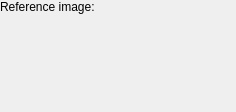
Before: the Qt Designer form krita/plugins/filters/fastcolortransfer/wdgfastcolortransfer.ui in KDE/krita, drawn with Qt 5.
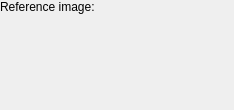
After: the same form once the commit is applied. Custom widgets are drawn as their Qt base class.

Commit message: Changed the UI which contains labels and textfields into QFormLayout to set alignment issues

What changed in the file:
```diff
--- a/krita/plugins/filters/fastcolortransfer/wdgfastcolortransfer.ui
+++ b/krita/plugins/filters/fastcolortransfer/wdgfastcolortransfer.ui
@@ -1,32 +1,29 @@
 <ui version="4.0" >
  <class>WdgFastColorTransfer</class>
- <widget class="QWidget" name="WdgFastColorTransfer" >
-  <property name="geometry" >
+ <widget class="QWidget" name="WdgFastColorTransfer">
+  <property name="geometry">
    <rect>
     <x>0</x>
     <y>0</y>
-    <width>236</width>
-    <height>112</height>
+    <width>234</width>
+    <height>110</height>
    </rect>
   </property>
-  <layout class="QVBoxLayout" >
-   <property name="margin" >
-    <number>0</number>
-   </property>
-   <property name="spacing" >
+  <layout class="QVBoxLayout">
+   <property name="spacing">
     <number>6</number>
    </property>
+   <property name="margin">
+    <number>0</number>
+   </property>
    <item>
-    <layout class="QHBoxLayout" >
-     <property name="margin" >
+    <layout class="QFormLayout" name="formLayout">
+     <property name="margin">
       <number>0</number>
      </property>
-     <property name="spacing" >
-      <number>6</number>
-     </property>
-     <item>
-      <widget class="QLabel" name="label1" >
-       <property name="text" >
+     <item row="0" column="0">
+      <widget class="QLabel" name="label1">
+       <property name="text">
         <string>Reference image:</string>
        </property>
        <property name="wordWrap" >
@@ -34,9 +31,9 @@
        </property>
       </widget>
      </item>
-     <item>
-      <widget class="KUrlRequester" native="1" name="fileNameURLRequester" >
-       <property name="toolTip" >
+     <item row="0" column="1">
+      <widget class="KUrlRequester" name="fileNameURLRequester">
+       <property name="toolTip">
         <string>Filename of the image whose tones and color you want to transfer to the current layer.</string>
        </property>
       </widget>
@@ -61,11 +58,11 @@
    </item>
   </layout>
  </widget>
- <layoutdefault spacing="6" margin="11" />
-  <customwidgets>
+ <layoutdefault spacing="6" margin="11"/>
+ <customwidgets>
   <customwidget>
    <class>KUrlRequester</class>
-   <extends>QWidget</extends>
+   <extends>QFrame</extends>
    <header>kurlrequester.h</header>
    <container>1</container>
   </customwidget>
```
Left out of the diff: 17 changed lines with no effect on the pictures. The commit also changes 91 other files.
